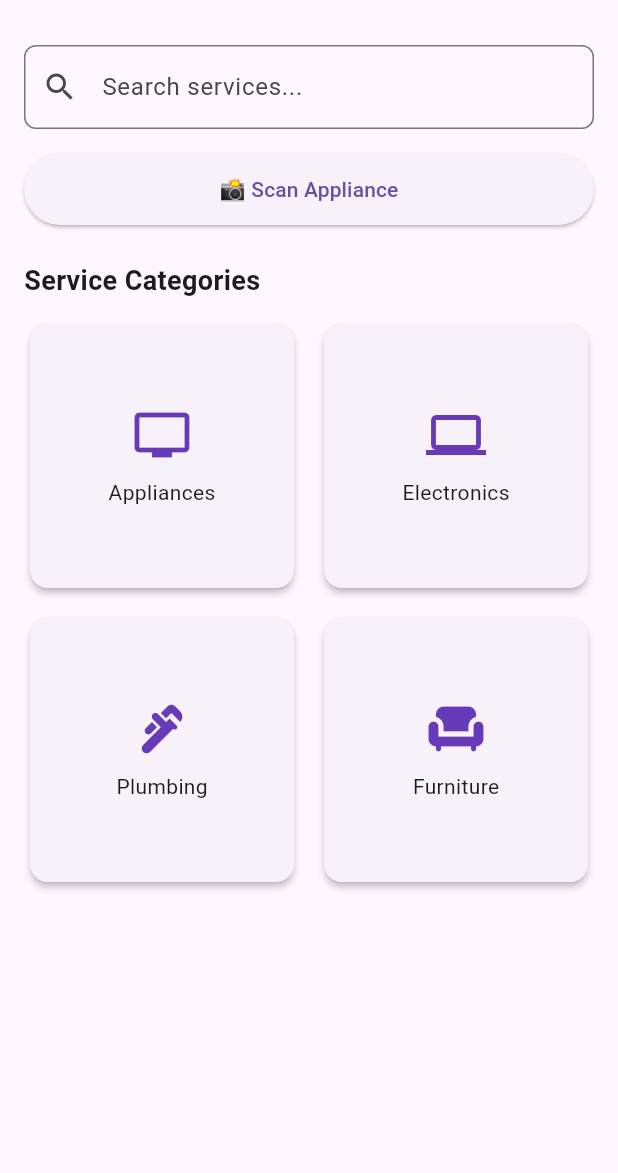
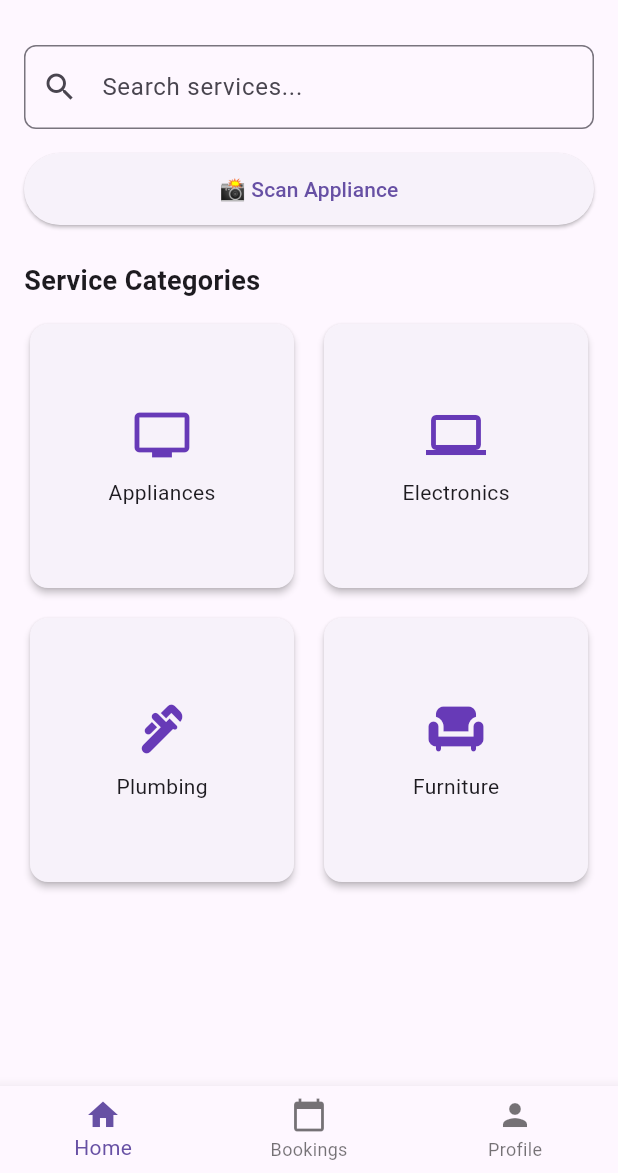
Before and after one commit to prarthana-majalikar/SnapNBook, a Flutter app: the HomeScreen screen opened by its route, on a phone screen of 412 x 824 dp, the part 63-1236 px from its top. Run offline on Flutter 3.47's test engine with Material 3 defaults, Android fonts, the phone set to English and light mode, and no system bars; our stand-ins replace flutter_riverpod, go_router, image_picker.

Commit message:
Adding Bottom navigation bar

```diff
--- a/lib/features/booking/appliance_selection_screen.dart
+++ b/lib/features/booking/appliance_selection_screen.dart
@@ -1,6 +1,5 @@
 import 'package:flutter/material.dart';
 import 'package:flutter_riverpod/flutter_riverpod.dart';
-import 'booking_screen.dart';
 import '../../../state/booking_provider.dart';
 import 'package:go_router/go_router.dart';
 
--- a/lib/routes/app_router.dart
+++ b/lib/routes/app_router.dart
@@ -7,6 +7,7 @@ import '../state/auth_provider.dart';
 import '../features/booking/appliance_selection_screen.dart';
 import '../features/booking/booking_screen.dart';
 import '../features/booking/confirmation_page.dart';
+import '../shared/layout/main_scaffold.dart';
 
 class AppRouter {
   static final GoRouter router = GoRouter(
@@ -21,7 +22,15 @@ class AppRouter {
       return null;
     },
     routes: [
-      GoRoute(path: '/', builder: (context, state) => HomeScreen()),
+      ShellRoute(
+        builder: (context, state, child) {
+          return MainScaffold(child: child); // <-- contains bottom nav bar
+        },
+        // Routes that need to display the bottom nav bar should be added here
+        routes: [GoRoute(path: '/', builder: (context, state) => HomeScreen())],
+      ),
+
+      // Routes that don't need the bottom nav bar should be added here
       GoRoute(path: '/login', builder: (context, state) => LoginScreen()),
       GoRoute(path: '/signup', builder: (context, state) => SignupScreen()),
       GoRoute(
--- /dev/null
+++ b/lib/shared/layout/main_scaffold.dart
@@ -0,0 +1,36 @@
+import 'package:flutter/material.dart';
+import 'package:go_router/go_router.dart';
+
+class MainScaffold extends StatelessWidget {
+  final Widget child;
+
+  const MainScaffold({super.key, required this.child});
+
+  static const tabs = ['/home', '/bookings', '/profile'];
+
+  @override
+  Widget build(BuildContext context) {
+    final location = GoRouterState.of(context).uri.toString();
+
+    int currentIndex = tabs.indexWhere((t) => location.startsWith(t));
+    if (currentIndex == -1) currentIndex = 0;
+
+    return Scaffold(
+      body: child,
+      bottomNavigationBar: BottomNavigationBar(
+        currentIndex: currentIndex,
+        onTap: (index) {
+          context.go(tabs[index]);
+        },
+        items: const [
+          BottomNavigationBarItem(icon: Icon(Icons.home), label: 'Home'),
+          BottomNavigationBarItem(
+            icon: Icon(Icons.calendar_today),
+            label: 'Bookings',
+          ),
+          BottomNavigationBarItem(icon: Icon(Icons.person), label: 'Profile'),
+        ],
+      ),
+    );
+  }
+}
```
